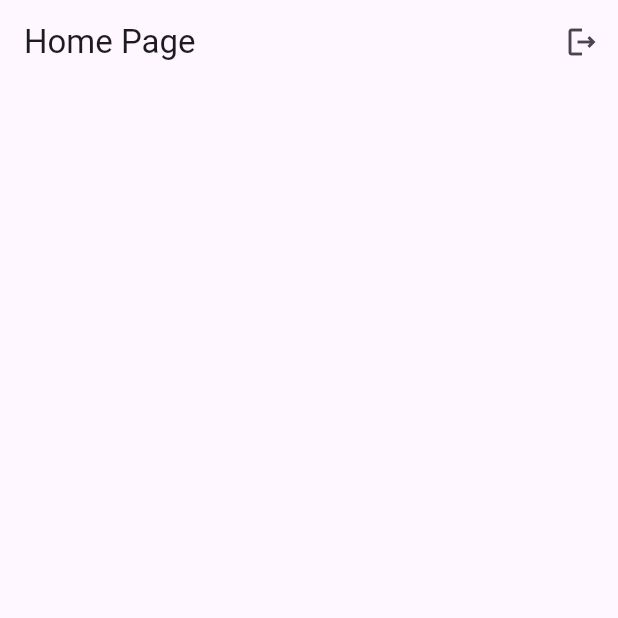
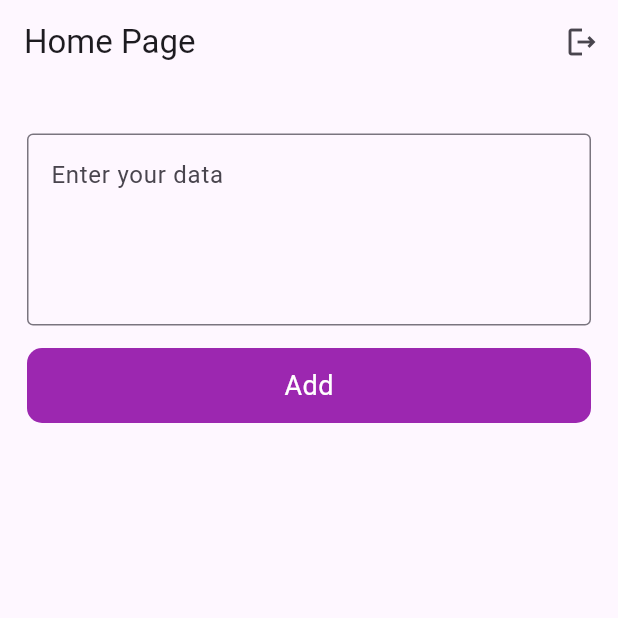
Before and after one commit to Balghari13/firebase_prac, a Flutter app: the HomeScreen screen opened directly, on a phone screen of 412 x 824 dp, the top half of it. Run offline on Flutter 3.47's test engine with Material 2 defaults, Android fonts, the phone set to English and light mode, and no system bars; our stand-ins replace firebase_auth, firebase_core, firebase_database, fluttertoast; accounts and stored records are empty.

Commit message:
add firebase realtime database post method to send data to database

```diff
--- a/lib/UI/home_page.dart
+++ b/lib/UI/home_page.dart
@@ -1,4 +1,5 @@
 import 'package:firebase_auth/firebase_auth.dart';
+import 'package:firebase_database/firebase_database.dart';
 import 'package:firebase_pract/UI/Widget/rounded_btn.dart';
 import 'package:firebase_pract/UI/login_screen.dart';
 import 'package:firebase_pract/UI/utilis/toast_msg.dart';
@@ -15,6 +16,8 @@ class HomeScreen extends StatefulWidget {
 class _HomeScreenState extends State<HomeScreen> {
 FirebaseAuth _signOut = FirebaseAuth.instance;
 bool loading = false;
+final databaseRef = FirebaseDatabase.instance.ref('user');
+final textController = TextEditingController();
   @override
   Widget build(BuildContext context) {
     return Scaffold(
@@ -31,11 +34,47 @@ ToastMsg().showToastMsg(error.toString());
           }, icon: Icon(Icons.logout_outlined))
         ],
       ),
-      body: Column(
-        mainAxisAlignment: MainAxisAlignment.center,
-        children: [
+      body: Padding(
+        padding: const EdgeInsets.all(18.0),
+        child: Column(
+          //mainAxisAlignment: MainAxisAlignment.center,
+          children: [
+            SizedBox(height: 15,),
 
-        ],
+TextFormField(
+  controller: textController,
+  maxLines: 4,
+  decoration: InputDecoration(
+    hintText: 'Enter your data',
+    border: OutlineInputBorder(),
+  ),
+),
+            SizedBox(height: 15,),
+            RoundedBtn(btnName: 'Add',
+                isLoading: loading,
+                ontap: (){
+              setState(() {
+                loading= true;
+              });
+            databaseRef.child(DateTime.now().millisecondsSinceEpoch.toString()).set({
+              'name': textController.text.toString(),
+                'id': DateTime.now().millisecondsSinceEpoch,
+            }
+            ).then((value){
+              ToastMsg().showToastMsg('Added');
+              setState(() {
+                loading = false;
+              });
+            }).onError((error, stackTrace){
+              ToastMsg().showToastMsg(error.toString());
+              setState(() {
+                loading= false;
+              });
+            });
+
+            })
+          ],
+        ),
       ),
     );
   }
```
